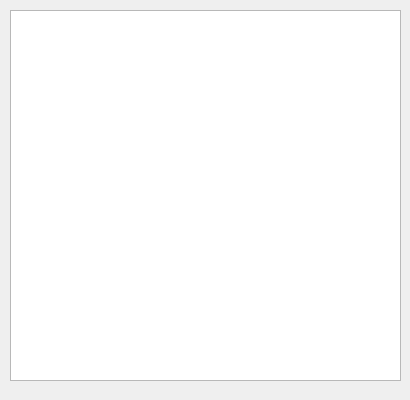
Old version of the form qt/custom_list_widget_item/fileviewer.ui in the repository hexu1985/demo_code.
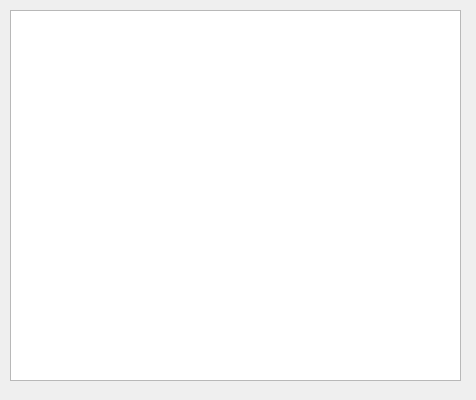
New version of the form.

```diff
--- a/qt/custom_list_widget_item/fileviewer.ui
+++ b/qt/custom_list_widget_item/fileviewer.ui
@@ -6,7 +6,7 @@
    <rect>
     <x>0</x>
     <y>0</y>
-    <width>410</width>
+    <width>476</width>
     <height>400</height>
    </rect>
   </property>
@@ -18,7 +18,7 @@
     <rect>
      <x>10</x>
      <y>10</y>
-     <width>391</width>
+     <width>451</width>
      <height>371</height>
     </rect>
    </property>
```
